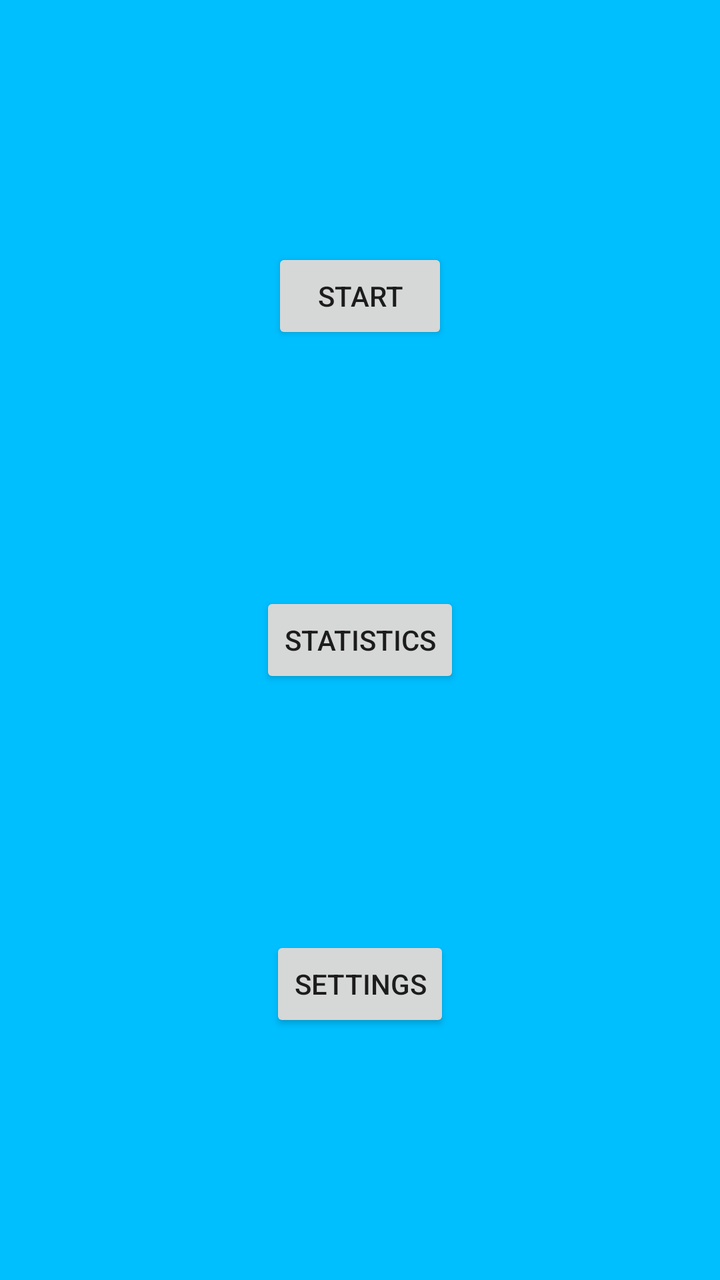
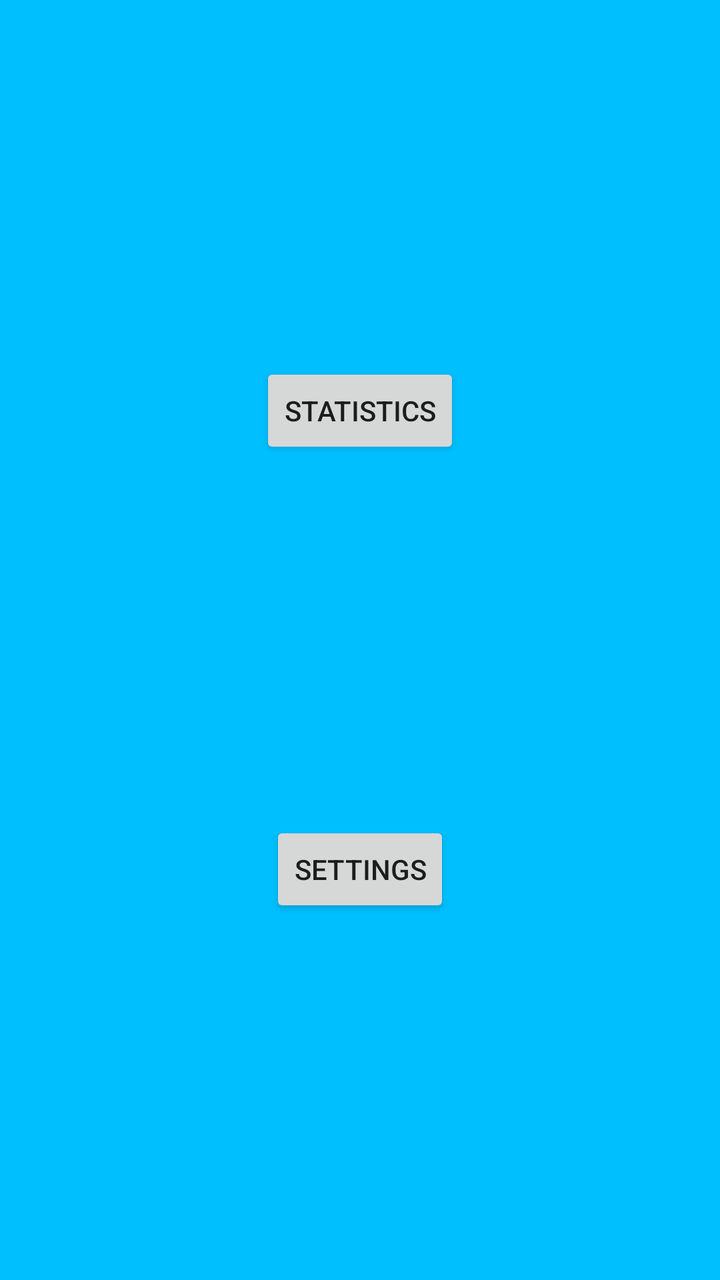

Two renders of the same Android screen: before a commit and after it. Below are the layout's source before the change and the commit's diff.
<!-- AndroidManifest.xml: application theme AppTheme -->
<!-- res/layout/activity_main.xml -->
<?xml version="1.0" encoding="utf-8"?>
<androidx.constraintlayout.widget.ConstraintLayout xmlns:android="http://schemas.android.com/apk/res/android"
    xmlns:app="http://schemas.android.com/apk/res-auto"
    xmlns:tools="http://schemas.android.com/tools"
    android:id="@+id/mainLayout"
    android:layout_width="match_parent"
    android:layout_height="match_parent"
    android:background="@color/colorPrimaryDark"
    tools:context=".MainActivity">

    <Button
        android:id="@+id/startButton"
        android:layout_width="wrap_content"
        android:layout_height="wrap_content"
        android:onClick="startTraining"
        android:text="@string/startButton"
        app:layout_constraintBottom_toTopOf="@+id/statsButton"
        app:layout_constraintEnd_toEndOf="parent"
        app:layout_constraintStart_toStartOf="parent"
        app:layout_constraintTop_toTopOf="parent" />

    <Button
        android:id="@+id/statsButton"
        android:layout_width="wrap_content"
        android:layout_height="wrap_content"
        android:text="@string/statsButton"
        android:onClick="openStatistics"
        app:layout_constraintBottom_toTopOf="@id/settingsButton"
        app:layout_constraintEnd_toEndOf="parent"
        app:layout_constraintStart_toStartOf="parent"
        app:layout_constraintTop_toBottomOf="@id/startButton" />

    <Button
        android:id="@+id/settingsButton"
        android:layout_width="wrap_content"
        android:layout_height="wrap_content"
        android:text="@string/settingsButton"
        android:onClick="openSettings"
        app:layout_constraintBottom_toBottomOf="parent"
        app:layout_constraintEnd_toEndOf="parent"
        app:layout_constraintStart_toStartOf="parent"
        app:layout_constraintTop_toBottomOf="@id/statsButton" />

</androidx.constraintlayout.widget.ConstraintLayout>
<!-- resources referenced by this layout -->
<resources>
  <color name="colorPrimaryDark">#00BFFF</color>
  <string name="settingsButton">Settings</string>
  <string name="startButton">Start</string>
  <string name="statsButton">Statistics</string>
  <style name="AppTheme" parent="Theme.AppCompat.Light.NoActionBar">
          
          <item name="colorPrimary">@color/colorPrimary</item>
          <item name="colorPrimaryDark">@color/colorPrimaryDark</item>
          <item name="colorAccent">@color/colorAccent</item>
      </style>
  <color name="colorPrimary">#6200EE</color>
  <color name="colorAccent">#03DAC5</color>
</resources>

<!-- the commit's change to res/layout/activity_main.xml (unified diff, before → after) -->
@@ -14,6 +14,7 @@
         android:layout_height="wrap_content"
         android:onClick="startTraining"
         android:text="@string/startButton"
+        android:visibility="gone"
         app:layout_constraintBottom_toTopOf="@+id/statsButton"
         app:layout_constraintEnd_toEndOf="parent"
         app:layout_constraintStart_toStartOf="parent"
